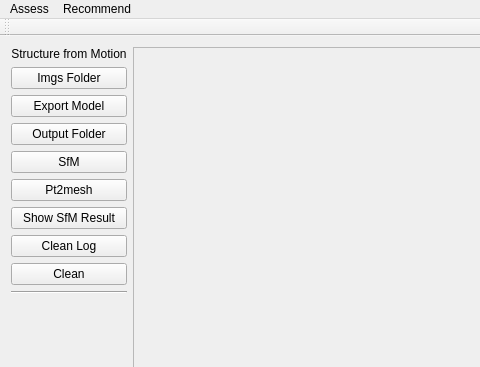
Old version of the form mainwindow.ui in the repository h005/vpRecommendation; both pictures show x 0 to 480 and y 0 to 367 of the 1224 by 646 pixel window.
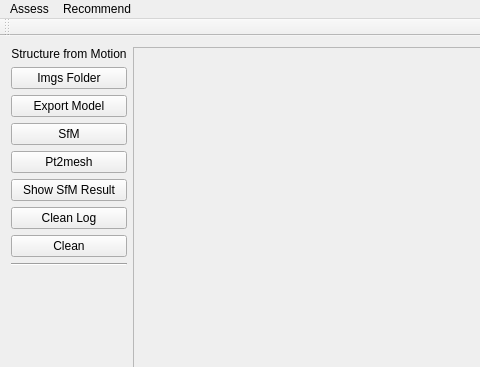
New version of the form.

Commit message: modify the ui and remove the button of output

```diff
--- a/mainwindow.ui
+++ b/mainwindow.ui
@@ -50,13 +50,6 @@
         </property>
        </widget>
       </item>
-      <item>
-       <widget class="QPushButton" name="sfm_outputFolder">
-        <property name="text">
-         <string>Output Folder</string>
-        </property>
-       </widget>
-      </item>
       <item>
        <widget class="QPushButton" name="SfM">
         <property name="text">
```
The commit also changes 1 other file.
